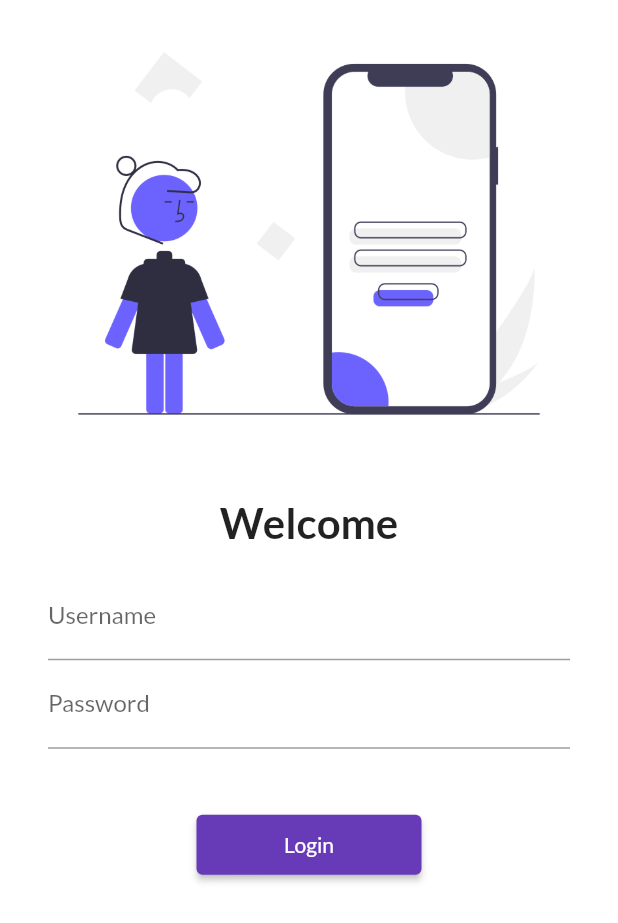
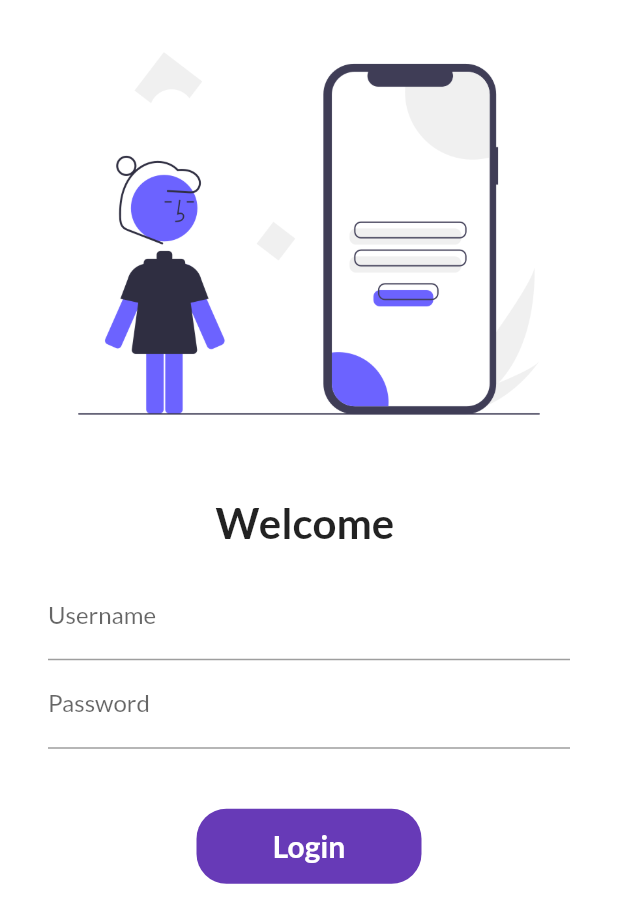
Before and after one commit to Sanket1228/Flutter-Practice, a Flutter app: the screen it shows after launch, on a phone screen of 412 x 824 dp. Shown: the top 923 px of the screen. Run offline on Flutter 3.47's test engine with Material 2 defaults, Android fonts, the phone set to English and light mode, and no system bars; our stand-ins replace google_fonts.

Commit message:
making animated button and using future delay method

```diff
--- a/lib/pages/LoginPage.dart
+++ b/lib/pages/LoginPage.dart
@@ -2,9 +2,16 @@
 import 'package:flutter/material.dart';
 import '../utils/My_Routes.dart';
 
-class LoginPage extends StatelessWidget {
+class LoginPage extends StatefulWidget {
   const LoginPage({Key? key}) : super(key: key);
 
+  @override
+  State<LoginPage> createState() => _LoginPageState();
+}
+
+class _LoginPageState extends State<LoginPage> {
+  String name = "";
+  bool changeButton = false;
   @override
   Widget build(BuildContext context) {
     return Material(
@@ -17,9 +24,9 @@ class LoginPage extends StatelessWidget {
                 fit: BoxFit.cover,
               ),
               const SizedBox(height: 20.0),
-              const Text(
-                "Welcome",
-                style: TextStyle(
+              Text(
+                "Welcome $name",
+                style: const TextStyle(
                   fontWeight: FontWeight.bold,
                   fontSize: 28,
                 ),
@@ -33,6 +40,10 @@ class LoginPage extends StatelessWidget {
                       decoration: const InputDecoration(
                           hintText: "Enter the username",
                           label: Text("Username")),
+                      onChanged: (value) {
+                        name = value;
+                        setState(() {});
+                      },
                     ),
                     TextFormField(
                       obscureText: true,
@@ -41,13 +52,41 @@ class LoginPage extends StatelessWidget {
                           label: Text("Password")),
                     ),
                     const SizedBox(height: 40.0),
-                    ElevatedButton(
-                        style: TextButton.styleFrom(
-                            minimumSize: const Size(150, 40)),
-                        onPressed: () {
-                          Navigator.pushNamed(context, MyRoutes.homepage);
-                        },
-                        child: const Text("Login"))
+                    InkWell(
+                      onTap: () async {
+                        setState(() {
+                          changeButton = true;
+                        });
+                        await Future.delayed(const Duration(seconds: 1));
+                        Navigator.pushNamed(context, MyRoutes.homepage);
+                      },
+                      child: AnimatedContainer(
+                          duration: const Duration(seconds: 1),
+                          width: changeButton ? 50 : 150,
+                          height: 50,
+                          alignment: Alignment.center,
+                          child: changeButton
+                              ? const Icon(Icons.done,color: Colors.white,)
+                              : const Text(
+                                  "Login",
+                                  style: TextStyle(
+                                      fontWeight: FontWeight.bold,
+                                      color: Colors.white,
+                                      fontSize: 20),
+                                ),
+                          decoration: BoxDecoration(
+                            color: Colors.deepPurple,
+                            borderRadius: BorderRadius.circular(
+                                changeButton ? 50.0 : 20.0),
+                          )),
+                    ),
+                    // ElevatedButton(
+                    //     style: TextButton.styleFrom(
+                    //         minimumSize: const Size(150, 40)),
+                    //     onPressed: () {
+                    //       Navigator.pushNamed(context, MyRoutes.homepage);
+                    //     },
+                    //     child: const Text("Login"))
                   ],
                 ),
               )
```
